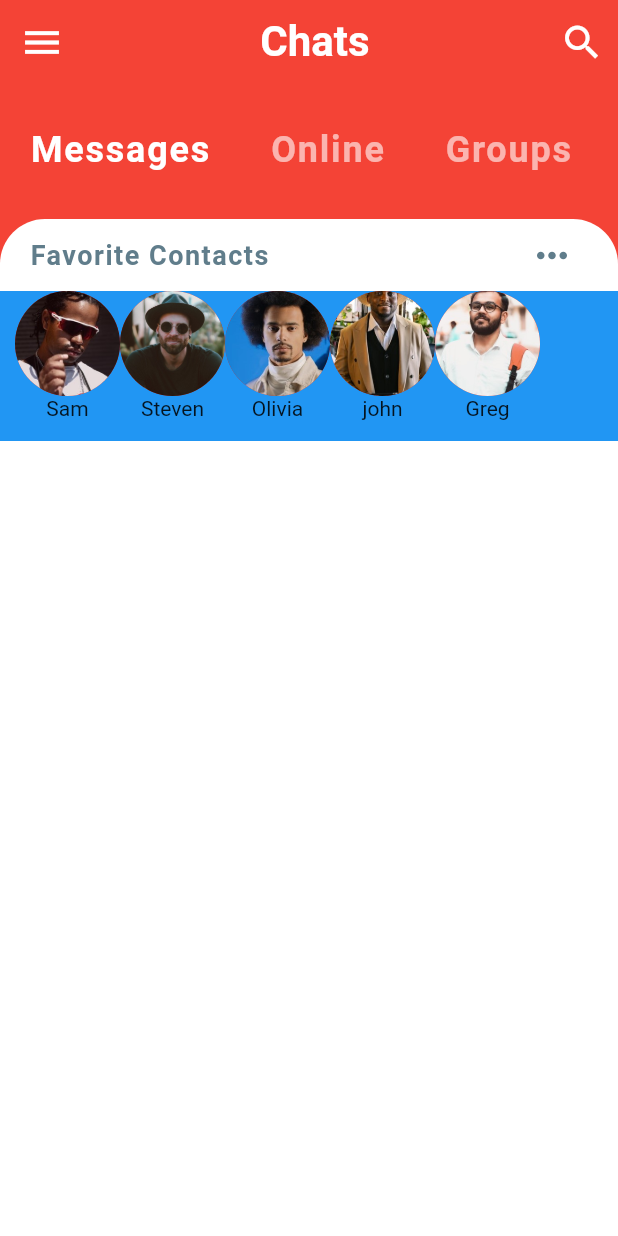
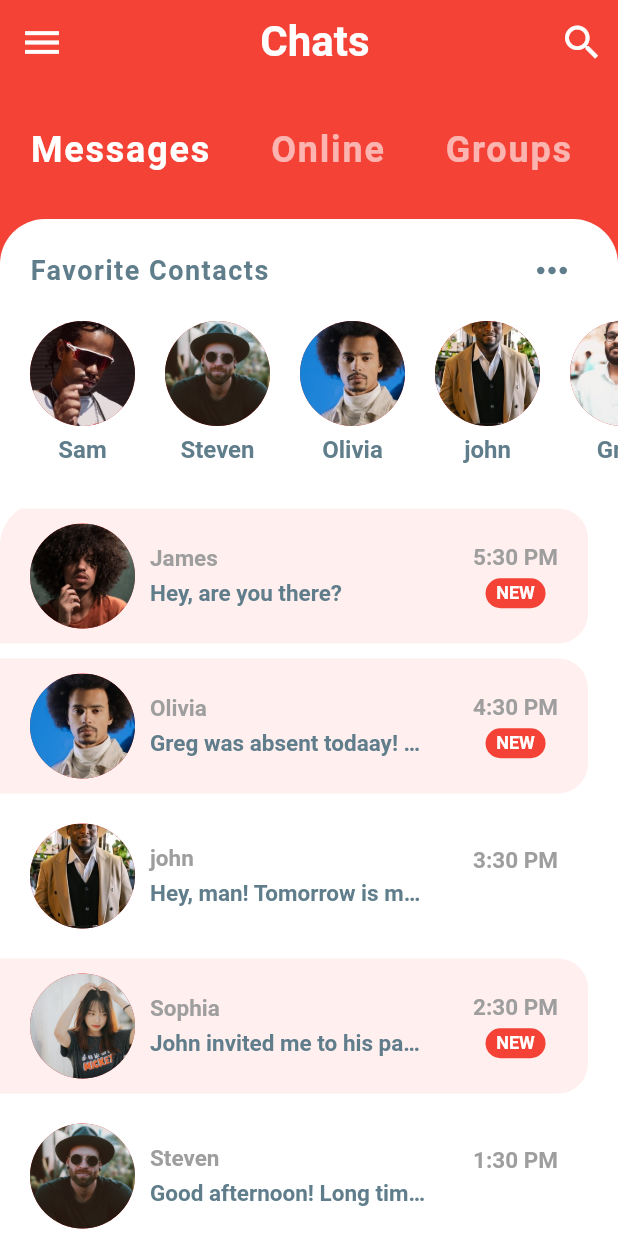
Before and after one commit to Amagnusuk/chat_ui, a Flutter app: the screen it shows after launch, on a phone screen of 412 x 824 dp. Run offline on Flutter 3.47's test engine with Material 2 defaults, Android fonts, the phone set to English and light mode, and no system bars.

Commit message:
Dei um bom avanço no projeto.
Trabalhei o chat_screen, o favorite_contacts, o recent_chats e não só.

```diff
--- a/lib/models/message_model.dart
+++ b/lib/models/message_model.dart
@@ -17,27 +17,51 @@ class Message {
 }
 
 // You - Current user
-final User currentUser =
-    User(id: 0, name: 'Current User', imageUrl: 'assets/images/greg.png');
+final User currentUser = User(
+  id: 0,
+  name: 'Current User',
+  imageUrl: 'assets/images/greg.jpg'
+);
 
 //USERS
-final User greg = User(id: 1, name: 'Greg', imageUrl: 'assets/images/greg.jpg');
+final User greg = User(
+  id: 1,
+  name: 'Greg',
+  imageUrl: 'assets/images/greg.jpg'
+);
 
 final User james =
     User(id: 2, name: 'James', imageUrl: 'assets/images/james.jpg');
 
-final User john = User(id: 3, name: 'john', imageUrl: 'assets/images/john.jpg');
+final User john = User(
+  id: 3,
+  name: 'john',
+  imageUrl: 'assets/images/john.jpg'
+);
 
-final User olivia =
-    User(id: 4, name: 'Olivia', imageUrl: 'assets/images/olivia.jpg');
+final User olivia = User(
+  id: 4,
+  name: 'Olivia',
+  imageUrl: 'assets/images/olivia.jpg'
+);
 
-final User sam = User(id: 5, name: 'Sam', imageUrl: 'assets/images/sam.jpg');
+final User sam = User(
+  id: 5,
+  name: 'Sam',
+  imageUrl: 'assets/images/sam.jpg'
+);
 
-final User sophia =
-    User(id: 6, name: 'Sophia', imageUrl: 'assets/images/sophia.jpg');
+final User sophia = User(
+  id: 6,
+  name: 'Sophia',
+  imageUrl: 'assets/images/sophia.jpeg'
+);
 
-final User steven =
-    User(id: 7, name: 'Steven', imageUrl: 'assets/images/steven.jpg');
+final User steven = User(
+  id: 7,
+  name: 'Steven',
+  imageUrl: 'assets/images/steven.jpg'
+);
 
 //FAVORITE CONTACTS
 List<User> favorites = [sam, steven, olivia, john, greg];
@@ -47,51 +71,51 @@ List<Message> chats = [
   Message(
     sender: james,
     time: '5:30 PM',
-    text: 'Hey, how\´s it going?',
+    text: 'Hey, are you there?',
     isLiked: false,
     unread: true,
   ),
   Message(
     sender: olivia,
     time: '4:30 PM',
-    text: 'Hey, how\´s it going?',
+    text: 'Greg was absent todaay! Do you know anything about?',
     isLiked: false,
     unread: true,
   ),
   Message(
     sender: john,
     time: '3:30 PM',
-    text: 'Hey, how\´s it going?',
+    text: 'Hey, man! Tomorrow is my birthday. Do you know?',
     isLiked: false,
-    unread: true,
+    unread: false,
   ),
   Message(
     sender: sophia,
     time: '2:30 PM',
-    text: 'Hey, how\´s it going?',
+    text: 'John invited me to his party. Will you be there',
     isLiked: false,
     unread: true,
   ),
   Message(
     sender: steven,
     time: '1:30 PM',
-    text: 'Hey, how\´s it going?',
+    text: 'Good afternoon! Long time no see, man!',
     isLiked: false,
     unread: false,
   ),
   Message(
     sender: sam,
     time: '12:30 PM',
-    text: 'Hey, how\´s it going?',
+    text: 'Hello! Everything´s ok?',
     isLiked: false,
     unread: false,
   ),
   Message(
     sender: greg,
     time: '11:30 AM',
-    text: 'Hey, how\´s it going? What did you do today?',
+    text: 'Man, what´s the news?',
     isLiked: false,
-    unread: false,
+    unread: true,
   ),
 ];
 
@@ -99,51 +123,58 @@ List<Message> chats = [
 List<Message> messages = [
   Message(
     sender: james,
-    time: '5:30 PM',
-    text: 'Hey, how\´s it going?',
+    time: '3:30 PM',
+    text: 'Hey, how´s it going? What did you do?',
     isLiked: false,
     unread: true,
   ),
   Message(
-    sender: olivia,
-    time: '4:30 PM',
-    text: 'Hey, how\´s it going?',
+    sender: currentUser,
+    time:' 4:30 PM',
+    text: 'Just walked my dog. She was super duper cute. The best pupper!',
+    isLiked: false,
+    unread: true
+  ),
+  Message(
+    sender: james,
+    time: '4:45 PM',
+    text: 'How´s the dog?',
     isLiked: false,
     unread: true,
   ),
   Message(
-    sender: john,
+    sender: currentUser,
     time: '3:30 PM',
-    text: 'Hey, how\´s it going?',
+    text: 'Good, thanks! Tomorrow is my birthday. Do you know?',
+    isLiked: true,
+    unread: false,
+  ),
+  Message(
+    sender: james,
+    time: '4:45 PM',
+    text: 'Sure! I can´t loose it anyway!',
+    isLiked: true,
+    unread: true,
+  ),
+  Message(
+    sender: currentUser,
+    time: '1:30 PM',
+    text: 'Good! You´ll made my day if you come.',
     isLiked: false,
     unread: true,
   ),
   Message(
-    sender: sophia,
-    time: '2:30 PM',
-    text: 'Hey, how\´s it going?',
+    sender: james,
+    time: '12:30 PM',
+    text: 'Did you already invite Sophia?',
     isLiked: false,
     unread: true,
   ),
   Message(
-    sender: steven,
-    time: '1:30 PM',
-    text: 'Hey, how\´s it going?',
+    sender: james,
+    time: '11:30 AM',
+    text: 'Sure! She´ll be there.',
     isLiked: false,
-    unread: false,
-  ),
-  Message(
-    sender: sam,
-    time: '12:30 PM',
-    text: 'Hey, how\´s it going?',
-    isLiked: false,
-    unread: false,
-  ),
-  Message(
-    sender: greg,
-    time: '11:30 AM',
-    text: 'Hey, how\´s it going? What did you do today?',
-    isLiked: false,
-    unread: false,
+    unread: true,
   ),
 ];
--- a/lib/screens/home_screen.dart
+++ b/lib/screens/home_screen.dart
@@ -1,10 +1,11 @@
 import 'package:chat_ui/widgets/category_selector.dart';
 import 'package:chat_ui/widgets/favorite_contacts.dart';
+import 'package:chat_ui/widgets/recent_chats.dart';
 import 'package:flutter/cupertino.dart';
 import 'package:flutter/material.dart';
 
 class HomeScreen extends StatefulWidget {
-  const HomeScreen({ Key? key }) : super(key: key);
+  const HomeScreen({Key? key}) : super(key: key);
 
   @override
   State<HomeScreen> createState() => _HomeScreenState();
@@ -17,8 +18,8 @@ class _HomeScreenState extends State<HomeScreen> {
       backgroundColor: Theme.of(context).primaryColor,
       appBar: AppBar(
         leading: IconButton(
-          onPressed: (){},
-          icon:  Icon(Icons.menu),
+          onPressed: () {},
+          icon: Icon(Icons.menu),
           iconSize: 30.0,
         ),
         title: Center(
@@ -33,15 +34,15 @@ class _HomeScreenState extends State<HomeScreen> {
         elevation: 0.0,
         actions: [
           IconButton(
-            onPressed: (){},
-            icon:  Icon(Icons.search),
+            onPressed: () {},
+            icon: Icon(Icons.search),
             iconSize: 30.0,
           ),
         ],
       ),
       body: Column(
         children: [
-          CategorySelector(),//Foi desenvolvido noutra página
+          CategorySelector(), //Foi desenvolvido noutra página
           Expanded(
             child: Container(
               decoration: BoxDecoration(
@@ -53,7 +54,8 @@ class _HomeScreenState extends State<HomeScreen> {
               ),
               child: Column(
                 children: [
-                  FavoriteContacts(),//Foi desenvolvido noutra página
+                  FavoriteContacts(), //Foi desenvolvido noutra página
+                  RecentChats(), //Foi desenvolvido noutra página
                 ],
               ),
             ),
--- a/lib/widgets/favorite_contacts.dart
+++ b/lib/widgets/favorite_contacts.dart
@@ -1,13 +1,18 @@
 import 'package:chat_ui/models/message_model.dart';
+import 'package:chat_ui/screens/chat_sreen.dart';
 import 'package:flutter/cupertino.dart';
 import 'package:flutter/material.dart';
 
+//Nesta página construímos o ListView horizontal
+//Nesta página construímos o ListView horizontal
 class FavoriteContacts extends StatelessWidget {
   const FavoriteContacts({Key? key}) : super(key: key);
 
   @override
   Widget build(BuildContext context) {
-    return Column(
+    return Padding(
+      padding: EdgeInsets.symmetric(vertical: 10.0),
+      child: Column(
         children: [
           Padding(
             padding: EdgeInsets.symmetric(horizontal: 20.0),
@@ -32,26 +37,49 @@ class FavoriteContacts extends StatelessWidget {
             ),
           ),
           Container(
-          height: 100.0,
-          color: Colors.blue,
+            height: 120.0,
             child: ListView.builder(
               padding: EdgeInsets.only(left: 10.0),
               scrollDirection: Axis.horizontal,
               itemCount: favorites.length,
               itemBuilder: (BuildContext context, int index) {
-              return Column(
+                return GestureDetector(//Permite usuário clicar na foto e acessar as suas conversas
+                  onTap: () => Navigator.push(
+                    context,
+                    MaterialPageRoute(
+                      builder: (_) => ChatSreen(//Foi desenvolvido noutra página
+                        user: favorites[index],
+                      ),
+                    ),
+                  ),
+                  child: Padding(
+                    padding: EdgeInsets.all(10.0),
+                    child: Column(
                       children: [
                         CircleAvatar(
                           radius: 35.0,
                           backgroundImage: AssetImage(favorites[index].imageUrl),
                         ),
-                  Text(favorites[index].name),
+                        SizedBox(
+                          height: 6.0,
+                        ),
+                        Text(
+                          favorites[index].name,
+                          style: TextStyle(
+                            color: Colors.blueGrey,
+                            fontSize: 16.0,
+                            fontWeight: FontWeight.w600,
+                          ),
+                        ),
                       ],
+                    ),
+                  ),
                 );
               },
             ),
           ),
         ],
+      ),
     );
   }
 }
--- /dev/null
+++ b/lib/widgets/recent_chats.dart
@@ -0,0 +1,131 @@
+import 'package:chat_ui/models/message_model.dart';
+import 'package:chat_ui/screens/chat_sreen.dart';
+import 'package:flutter/cupertino.dart';
+import 'package:flutter/material.dart';
+import 'package:flutter/painting.dart';
+
+//AQUI FIZEMOS O LISTVIEW QUE APARECE NO VERTICAL
+//AQUI FIZEMOS O LISTVIEW QUE APARECE NO VERTICAL
+class RecentChats extends StatelessWidget {
+  const RecentChats({Key? key}) : super(key: key);
+
+  @override
+  Widget build(BuildContext context) {
+    return Expanded(
+      child: Container(
+        decoration: BoxDecoration(
+          color: Colors.white,
+          borderRadius: BorderRadius.only(
+            topLeft: Radius.circular(30.0),
+            topRight: Radius.circular(30.0),
+          ),
+        ),
+        child: ClipRRect(
+          borderRadius: BorderRadius.only(
+            topLeft: Radius.circular(30.0),
+            topRight: Radius.circular(30.0)
+          ),
+          child: ListView.builder(
+            itemCount: chats.length,
+            itemBuilder: (BuildContext context, int index) {
+              final chat = chats[index];
+              return GestureDetector(//Permite usuário clicar na foto e acessar as suas conversas
+                onTap: () => Navigator.push(
+                  context,
+                  MaterialPageRoute(
+                    builder: (_) => ChatSreen(//Desenvolvido noutra página
+                      user: chat.sender,
+                    ),
+                  ),
+                ),
+                child: Container(
+                  margin: EdgeInsets.only(top: 5.0, bottom: 5.0, right: 20.0),
+                  padding: EdgeInsets.symmetric(horizontal: 20.0, vertical: 10.0),
+                  decoration: BoxDecoration(
+                    color: chat.unread ? Color(0xFFFFEFEE) : Colors.white,
+                    borderRadius: BorderRadius.only(
+                      topRight: Radius.circular(20.0),
+                      bottomRight: Radius.circular(20.0)
+                    )
+                  ),
+                  child: Row(
+                    mainAxisAlignment: MainAxisAlignment.spaceBetween,
+                    children: [
+                      Row(
+                        children: [
+                          CircleAvatar(
+                            radius: 35.0,
+                            backgroundImage: AssetImage(chat.sender.imageUrl),
+                          ),
+                          SizedBox(width: 10.0,),
+                          Column(
+                            crossAxisAlignment: CrossAxisAlignment.start,
+                            children: [
+                              Text(
+                                chat.sender.name,
+                                style: TextStyle(
+                                  color: Colors.grey,
+                                  fontSize: 15.0,
+                                  fontWeight: FontWeight.bold,
+                                ),
+                              ),
+                              SizedBox(height: 5.0,),
+                              Container(
+                                width: MediaQuery.of(context).size.width * 0.45,
+                                child: Text(
+                                  chat.text,
+                                  style: TextStyle(
+                                    color: Colors.blueGrey,
+                                    fontSize: 15.0,
+                                    fontWeight: FontWeight.w600,
+                                  ),
+                                  overflow: TextOverflow.ellipsis
+                                ),
+                              )
+                            ],
+                          ),
+                        ],
+                      ),
+                      Column(
+                        children: [
+                          Text(
+                            chat.time,
+                            style: TextStyle(
+                              color: Colors.grey,
+                              fontSize: 15.0,
+                              fontWeight: FontWeight.bold
+                            ),
+                          ),
+                          SizedBox(height: 5.0),
+                          chat.unread
+                              ? Container(
+                                  width: 40.0,
+                                  height: 20.0,
+                                  decoration: BoxDecoration(
+                                    color: Theme.of(context).primaryColor,
+                                    borderRadius: BorderRadius.circular(30.0)
+                                  ),
+                                  alignment: Alignment.center,
+                                  child: Text(
+                                    'NEW',
+                                    style: TextStyle(
+                                      color: Colors.white,
+                                      fontSize: 12.0,
+                                      fontWeight: FontWeight.bold
+                                    ),
+                                  )
+                                )
+                              : Text('')
+                        ],
+                      )
+                    ],
+                  ),
+                ),
+              );
+            },
+          ),
+        ),
+      ),
+    );
+  }
+}
```
Also changed, not shown: lib/screens/chat_sreen.dart (added, +95 -0 lines), 1 other file. Lines whose indentation alone changed are shown as unchanged.
